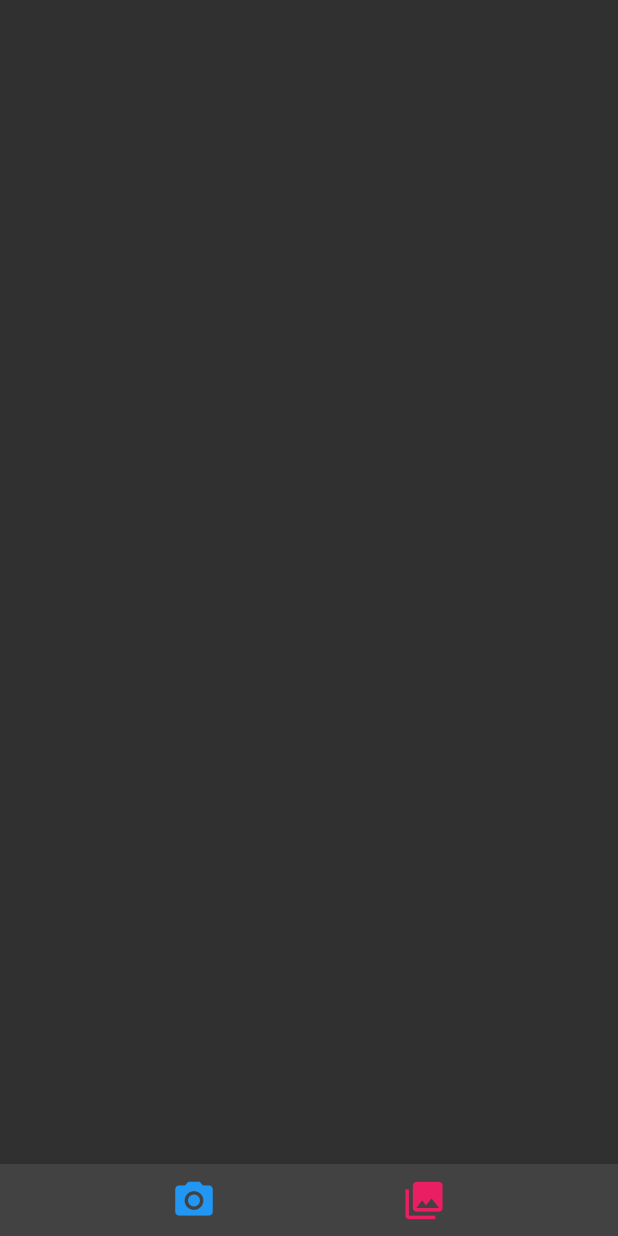
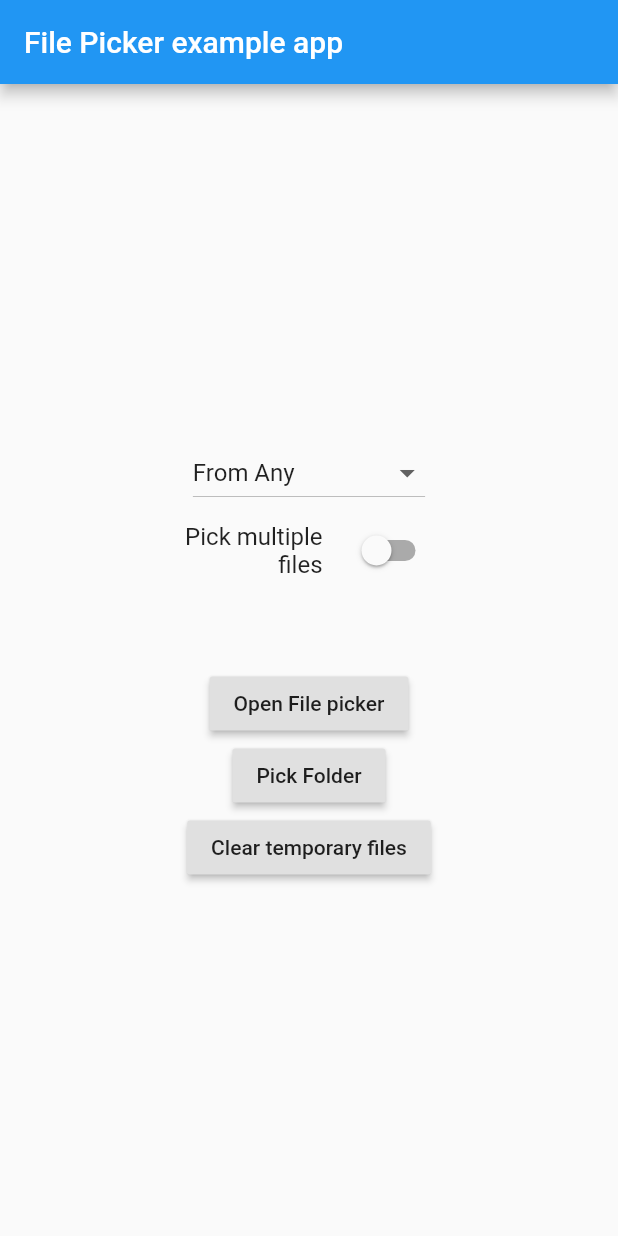
Before and after one commit to hoverdroids/PikaPatrol, a Flutter app: the screen it shows after launch, on a phone screen of 412 x 824 dp. Run offline on Flutter 3.47's test engine with Material 2 defaults, Android fonts, the phone set to English and light mode, and no system bars; our stand-ins replace cloud_firestore, file_picker, firebase_auth, firebase_storage, flutter_spinkit, image_cropper and 1 more; accounts and stored records are empty.

Commit message:
WIP - mostly done with file picker

```diff
--- /dev/null
+++ b/lib/tools/file_picker.dart
@@ -0,0 +1,201 @@
+import 'package:flutter/material.dart';
+import 'package:flutter/services.dart';
+import 'package:file_picker/file_picker.dart';
+
+class FilePicker extends StatefulWidget {
+  @override
+  _FilePickerState createState() => new _FilePickerState();
+}
+
+class _FilePickerState extends State<FilePicker> {
+
+  final GlobalKey<ScaffoldState> _scaffoldKey = GlobalKey<ScaffoldState>();
+  String _fileName;
+  String _path;
+  Map<String, String> _paths;
+  String _extension;
+  bool _loadingPath = false;
+  bool _multiPick = false;
+  FileType _pickingType = FileType.any;
+  TextEditingController _controller = new TextEditingController();
+
+  void _openFileExplorer() async {
+    setState(() => _loadingPath = true);
+    try {
+      if (_multiPick) {
+        _path = null;
+        _paths = await FilePicker.getMultiFilePath(
+          type: _pickingType,
+          allowedExtensions: (_extension?.isNotEmpty ?? false)
+              ? _extension?.replaceAll(' ', '')?.split(',')
+              : null,
+        );
+      } else {
+        _paths = null;
+        _path = await FilePicker.getFilePath(
+          type: _pickingType,
+          allowedExtensions: (_extension?.isNotEmpty ?? false)
+              ? _extension?.replaceAll(' ', '')?.split(',')
+              : null,
+        );
+      }
+    } on PlatformException catch (e) {
+      print("Unsupported operation" + e.toString());
+    }
+    if (!mounted) return;
+    setState(() {
+      _loadingPath = false;
+      _fileName = _path != null
+          ? _path.split('/').last
+          : _paths != null ? _paths.keys.toString() : '...';
+    });
+  }
+
+  void _clearCachedFiles() {
+    FilePicker.clearTemporaryFiles().then((result) {
+      _scaffoldKey.currentState.showSnackBar(
+        SnackBar(
+          backgroundColor: result ? Colors.green : Colors.red,
+          content: Text((result
+              ? 'Temporary files removed with success.'
+              : 'Failed to clean temporary files')),
+        ),
+      );
+    });
+  }
+
+  void _selectFolder() {
+    FilePicker.getDirectoryPath().then((value) {
+      setState(() => _path = value);
+    });
+  }
+
+  @override
+  Widget build(BuildContext context) {
+    return new MaterialApp(
+      home: new Scaffold(
+        key: _scaffoldKey,
+        appBar: new AppBar(
+          title: const Text('File Picker example app'),
+        ),
+        body: new Center(
+          child: new Padding(
+            padding: const EdgeInsets.only(left: 10.0, right: 10.0),
+            child: new SingleChildScrollView(
+              child: new Column(
+                mainAxisAlignment: MainAxisAlignment.center,
+                children: <Widget>[
+                  new Padding(
+                    padding: const EdgeInsets.only(top: 20.0),
+                    child: new DropdownButton(
+                        hint: new Text('LOAD PATH FROM'),
+                        value: _pickingType,
+                        items: <DropdownMenuItem>[
+                          new DropdownMenuItem(
+                            child: new Text('From Audio'),
+                            value: FileType.audio,
+                          ),
+                          new DropdownMenuItem(
+                            child: new Text('From Image'),
+                            value: FileType.image,
+                          ),
+                          new DropdownMenuItem(
+                            child: new Text('From Video'),
+                            value: FileType.video,
+                          ),
+                          new DropdownMenuItem(
+                            child: new Text('From Media'),
+                            value: FileType.media,
+                          ),
+                          new DropdownMenuItem(
+                            child: new Text('From Any'),
+                            value: FileType.any,
+                          ),
+                          new DropdownMenuItem(
+                            child: new Text('Custom Format'),
+                            value: FileType.custom,
+                          ),
+                        ],
+                        onChanged: (value) => setState((){
+                          _pickingType = value;
+                          if(_pickingType != FileType.custom) {
+                            _controller.text = _extension = '';
+                          }
+                        })),
+                  ),
+                  new ConstrainedBox(
+                    constraints: BoxConstraints.tightFor(width: 100.0),
+                    child: _pickingType == FileType.custom
+                      ? new TextFormField(
+                          maxLength: 15,
+                          autovalidate: true,
+                          controller: _controller,
+                          decoration: InputDecoration(labelText: 'File Extension'),
+                          keyboardType: TextInputType.text,
+                          textCapitalization: TextCapitalization.none,
+                    ) : new Container(),
+                  ),
+                  new ConstrainedBox(
+                    constraints: BoxConstraints.tightFor(width: 200.0),
+                    child: new SwitchListTile.adaptive(
+                      title: new Text('Pick multiple files', textAlign: TextAlign.right),
+                      value: _multiPick,
+                      onChanged: (bool value) => setState(() => _multiPick = value),
+                    ),
+                  ),
+                  new Padding(
+                    padding: const EdgeInsets.only(top: 50.0, bottom: 20.0),
+                    child: Column(
+                      children: <Widget>[
+                        new RaisedButton(
+                          onPressed: () => _openFileExplorer(),
+                          child: new Text('Open File picker'),
+                        ),
+                        new RaisedButton(
+                          onPressed: () => _selectFolder(),
+                          child: new Text('Pick Folder'),
+                        ),
+                        new RaisedButton(
+                          onPressed: () => _clearCachedFiles(),
+                          child: new Text('Clear temporary files'),
+                        ),
+                      ],
+                    ),
+                  ),
+                  new Builder(
+                    builder: (BuildContext context) => _loadingPath
+                      ? Padding(
+                          padding: const EdgeInsets.only(bottom: 10.0),
+                          child: const CircularProgressIndicator(),
+                        )
+                      : _path != null || _paths != null
+                        ? new Container(
+                            padding: const EdgeInsets.only(bottom: 30.0),
+                            height: MediaQuery.of(context).size.height * 0.50,
+                            child: new Scrollbar(
+                              child: new ListView.separated(
+                                  separatorBuilder: (BuildContext context, int index) => new Divider(),
+                                  itemCount: _paths != null && _paths.isNotEmpty ? _paths.length : 1,
+                                  itemBuilder: (BuildContext context, int index){
+                                    final bool isMultiPath = _paths != null && _paths.isNotEmpty;
+                                    final String name = 'File $index: ' + (isMultiPath ? _paths.keys.toList()[index] : _fileName ?? '...');
+                                    final path = isMultiPath ? _paths.values.toList()[index].toString() : _path;
+                                    return new ListTile(
+                                      title: new Text(name),
+                                      subtitle: new Text(path),
+                                    );
+                                  },
+                              ),
+                            )
+                          )
+                        : new Container()
+                  ),
+                ],
+              ),
+            ),
+          ),
+        ),
+      )
+    );
+  }
+}
--- a/pubspec.yaml
+++ b/pubspec.yaml
@@ -41,9 +41,13 @@ dependencies:
   image_cropper: ^1.2.3
   image_picker: ^0.6.7+4
 
+
 dev_dependencies:
   flutter_test:
     sdk: flutter
+
+  file_picker:
+    path: ../
 
 # For information on the generic Dart part of this file, see the
 # following page: https://dart.dev/tools/pub/pubspec
```
Also changed, not shown: lib/main.dart (+9 -2 lines), pubspec.lock.
